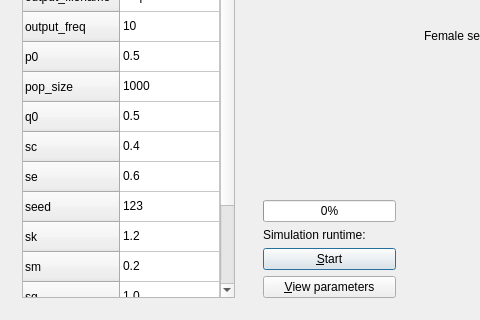
First picture: the form in sado_qtdialog.ui, repository richelbilderbeek/pbdmms, before the edit; both pictures show x 0 to 480 and y 269 to 589 of the 1050 by 589 pixel window.
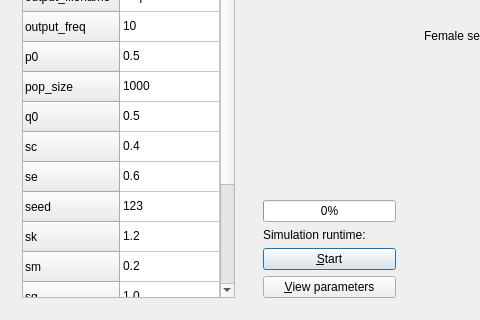
Second picture: the form after the edit. Custom widgets are drawn as their Qt base class.

```diff
--- a/sado_qtdialog.ui
+++ b/sado_qtdialog.ui
@@ -128,6 +128,11 @@
           <string>x0</string>
          </property>
         </row>
+        <row>
+         <property name="text">
+          <string>at</string>
+         </property>
+        </row>
         <column>
          <property name="text">
           <string>Value</string>
@@ -233,6 +238,11 @@
           <string>0.5</string>
          </property>
         </item>
+        <item row="20" column="0">
+         <property name="text">
+          <string>0.05</string>
+         </property>
+        </item>
        </widget>
       </item>
      </layout>
```
